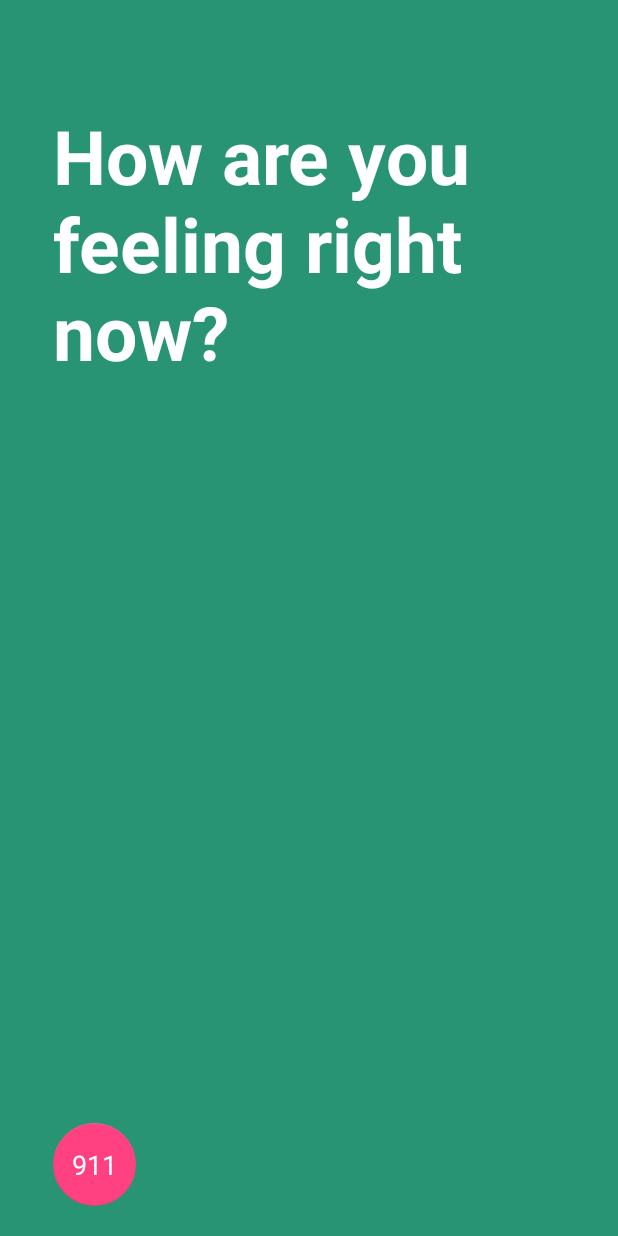
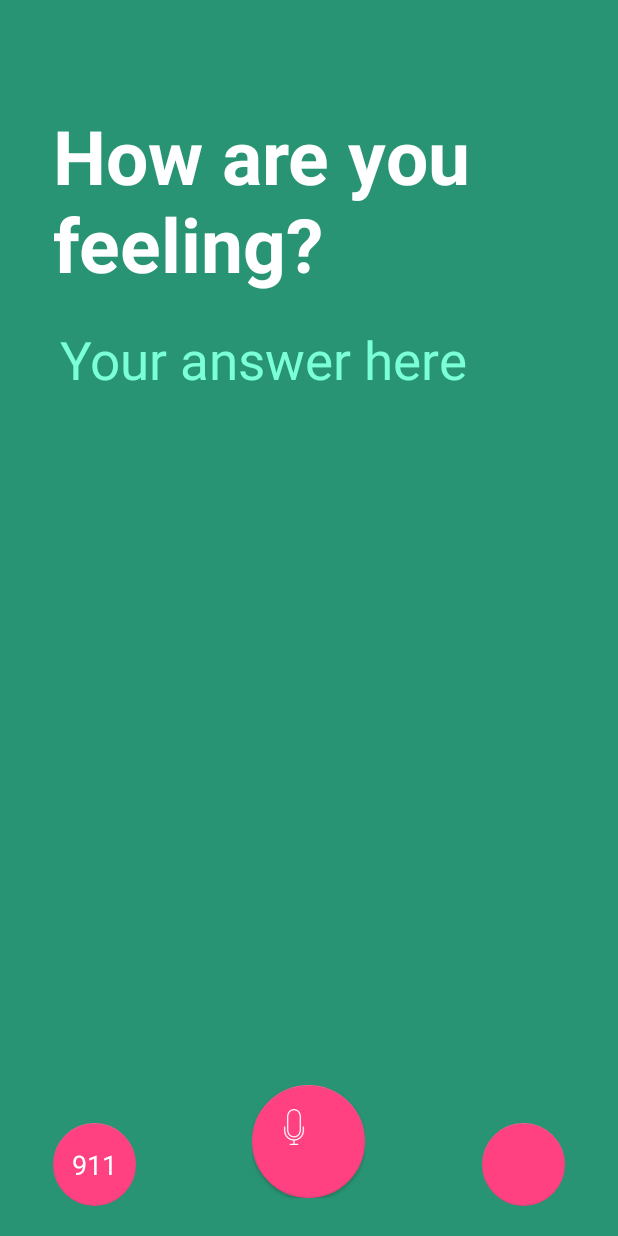
Before and after one commit to MayankR/QuickMed-UCHealthHack, an Android app: the QuestionsActivity screen opened directly, with no data from a screen before it, on a phone screen of 412 x 824 dp. Run offline under Robolectric (Android 15) with nearby library versions, the phone set to English and light mode, and no system bars.

Commit message:
Added FABs

```diff
--- a/NoWaitHospital/app/src/main/AndroidManifest.xml
+++ b/NoWaitHospital/app/src/main/AndroidManifest.xml
@@ -16,7 +16,10 @@
                 <category android:name="android.intent.category.LAUNCHER" />
             </intent-filter>
         </activity>
-        <activity android:name=".QuestionsActivity"></activity>
+        <activity android:name=".QuestionsActivity"
+            android:windowSoftInputMode="adjustResize">
+
+        </activity>
     </application>
 
 </manifest>
--- a/NoWaitHospital/app/src/main/java/edu/uchealth/healthhack/nowaithospital/Question.java
+++ b/NoWaitHospital/app/src/main/java/edu/uchealth/healthhack/nowaithospital/Question.java
@@ -18,6 +18,9 @@ public class Question {
         this.questionStr = q;
     }
 
+    public String getQuestion() {
+        return questionStr;
+    }
 
     public void addChildQuestion(int ansNum, Question q) {
         nextQuestions.get(ansNum).add(q);
--- a/NoWaitHospital/app/src/main/java/edu/uchealth/healthhack/nowaithospital/QuestionsActivity.java
+++ b/NoWaitHospital/app/src/main/java/edu/uchealth/healthhack/nowaithospital/QuestionsActivity.java
@@ -1,24 +1,35 @@
 package edu.uchealth.healthhack.nowaithospital;
 
 import android.content.Intent;
+import android.content.res.Resources;
 import android.net.Uri;
 import android.support.design.widget.FloatingActionButton;
 import android.support.v7.app.AppCompatActivity;
 import android.os.Bundle;
+import android.util.Log;
+import android.util.TypedValue;
 import android.view.View;
 import android.view.Window;
 import android.view.WindowManager;
+import android.widget.LinearLayout;
+import android.widget.RelativeLayout;
+import android.widget.TextView;
 
 public class QuestionsActivity extends AppCompatActivity implements View.OnClickListener {
     QuestionBank qb;
     Question curQuestion;
     FloatingActionButton nine11FAB;
+    TextView questionTV;
+    RelativeLayout questionRL;
+    LinearLayout answerLL;
+
 
     @Override
     protected void onCreate(Bundle savedInstanceState) {
         super.onCreate(savedInstanceState);
         this.requestWindowFeature(Window.FEATURE_NO_TITLE);
 
+        this.getWindow().setSoftInputMode(WindowManager.LayoutParams.SOFT_INPUT_ADJUST_RESIZE);
         setContentView(R.layout.activity_questions);
 
         qb = new QuestionBank();
@@ -26,6 +37,50 @@ public class QuestionsActivity extends AppCompatActivity implements View.OnClick
 
         nine11FAB = (FloatingActionButton) findViewById(R.id.nine11_fab);
         nine11FAB.setOnClickListener(this);
+
+        questionTV = (TextView) findViewById(R.id.question_tv);
+        questionTV.setOnClickListener(this);
+
+        answerLL = (LinearLayout) findViewById(R.id.answer_ll);
+
+        renderScreen();
+    }
+
+    void renderScreen() {
+        questionTV.setText(curQuestion.getQuestion());
+        Log.d("QA", curQuestion.getClass().getSimpleName());
+
+        if(curQuestion.getClass().getSimpleName().equals("TextQuestion")) {
+            View child = getLayoutInflater().inflate(R.layout.answer_et, null);
+            answerLL.addView(child);
+        } else {
+            View child = getLayoutInflater().inflate(R.layout.answer_et, null);
+            Resources r = getResources();
+            int px35 = (int) TypedValue.applyDimension(
+                    TypedValue.COMPLEX_UNIT_DIP,
+                    35,
+                    r.getDisplayMetrics()
+            );
+            int px20 = (int) TypedValue.applyDimension(
+                    TypedValue.COMPLEX_UNIT_DIP,
+                    20,
+                    r.getDisplayMetrics()
+            );
+            int px25 = (int) TypedValue.applyDimension(
+                    TypedValue.COMPLEX_UNIT_DIP,
+                    25,
+                    r.getDisplayMetrics()
+            );
+
+            LinearLayout.LayoutParams layoutParams = new LinearLayout.LayoutParams(LinearLayout.LayoutParams.MATCH_PARENT, LinearLayout.LayoutParams.WRAP_CONTENT);
+            layoutParams.setMargins(px35, px20, px25, 0);
+            answerLL.addView(child, layoutParams);
+        }
+        speakOutQuestion();
+    }
+
+    void speakOutQuestion() {
+
     }
 
     @Override
@@ -35,6 +90,10 @@ public class QuestionsActivity extends AppCompatActivity implements View.OnClick
                 Intent callIntent = new Intent(Intent.ACTION_DIAL);
                 callIntent.setData(Uri.parse("tel:811"));
                 startActivity(callIntent);
+                break;
+            case R.id.question_tv:
+                speakOutQuestion();
+                break;
         }
     }
 }
--- a/NoWaitHospital/app/src/main/res/layout/activity_questions.xml
+++ b/NoWaitHospital/app/src/main/res/layout/activity_questions.xml
@@ -5,9 +5,16 @@
     android:layout_width="match_parent"
     android:layout_height="match_parent"
     tools:context="edu.uchealth.healthhack.nowaithospital.QuestionsActivity"
+    android:fitsSystemWindows="true"
     android:background="#289473">
+    <RelativeLayout
+        android:id="@+id/question_rl"
+        android:layout_width="match_parent"
+        android:layout_height="wrap_content"
+        android:layout_alignParentTop="true">
 
     <TextView
+        android:id="@+id/question_tv"
         android:layout_width="match_parent"
         android:layout_height="wrap_content"
         android:layout_marginTop="70dp"
@@ -17,6 +24,16 @@
         android:textColor="#ffffff"
         android:textStyle="bold"
         android:text="How are you feeling right now?"/>
+    </RelativeLayout>
+
+    <LinearLayout
+        android:id="@+id/answer_ll"
+        android:layout_width="match_parent"
+        android:layout_height="wrap_content"
+        android:layout_below="@+id/question_rl"
+        android:orientation="vertical">
+
+    </LinearLayout>
 
     <FrameLayout
         android:layout_width="wrap_content"
@@ -40,4 +57,38 @@
             android:textColor="@android:color/white"
             android:textAppearance="?android:attr/textAppearanceMedium" />
     </FrameLayout>
+
+    <FrameLayout
+        android:layout_width="wrap_content"
+        android:layout_height="wrap_content"
+        android:layout_alignParentBottom="true"
+        android:layout_marginBottom="20dp"
+        android:layout_marginRight="35dp"
+        android:layout_alignParentRight="true">
+
+        <android.support.design.widget.FloatingActionButton
+            android:id="@+id/next_fab"
+            android:layout_width="55dp"
+            android:layout_height="55dp"
+            app:elevation="0dp"/>
+
+    </FrameLayout>
+
+    <FrameLayout
+        android:layout_width="wrap_content"
+        android:layout_height="wrap_content"
+        android:layout_alignParentBottom="true"
+        android:layout_marginBottom="25dp"
+        android:layout_marginRight="35dp"
+        android:layout_centerHorizontal="true">
+
+        <android.support.design.widget.FloatingActionButton
+            android:id="@+id/speech_fab"
+            android:layout_width="75dp"
+            android:layout_height="75dp"
+            android:src="@drawable/microphone"
+            android:padding="25dp"
+            app:elevation="1dp"/>
+
+    </FrameLayout>
 </RelativeLayout>
--- /dev/null
+++ b/NoWaitHospital/app/src/main/res/layout/answer_et.xml
@@ -0,0 +1,12 @@
+<?xml version="1.0" encoding="utf-8"?>
+<EditText xmlns:android="http://schemas.android.com/apk/res/android"
+    android:layout_width="match_parent"
+    android:layout_height="wrap_content"
+    android:hint="Your answer here"
+    android:textSize="35dp"
+    android:background="#289473"
+    android:textColor="#ffffff"
+    android:textColorHint="#7bffd7"
+    android:paddingLeft="5dp">
+
+</EditText>
```
Also changed, not shown: NoWaitHospital/app/src/main/res/drawable/microphone.png (added), 1 other file.
